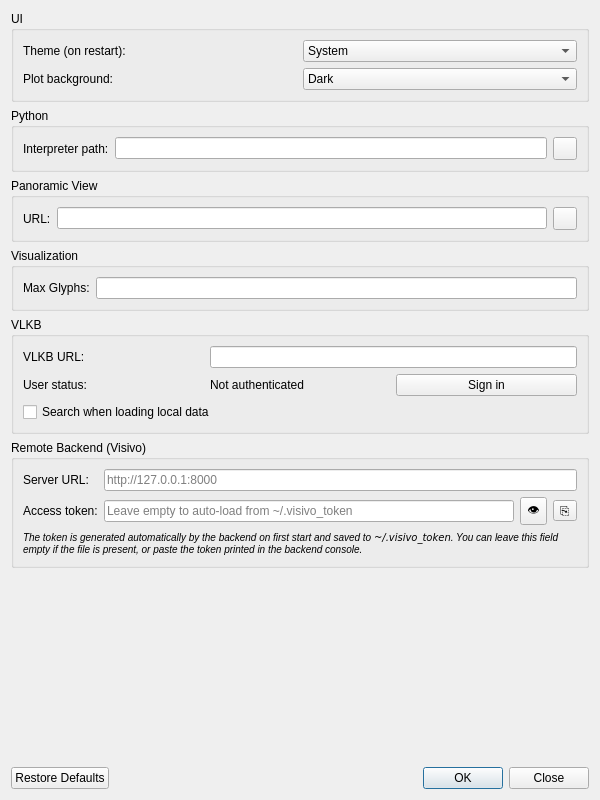
Before: the Qt Designer form ui/SettingsDialog.ui in VisIVOLab/VisIVOVisualAnalytics, drawn with Qt 5.
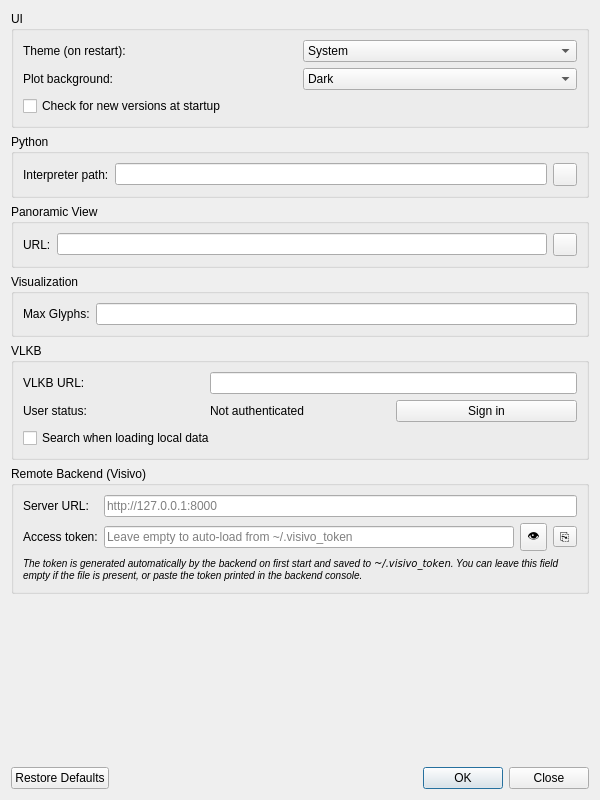
After: the same form once the commit is applied.

What changed in the file:
```diff
--- a/ui/SettingsDialog.ui
+++ b/ui/SettingsDialog.ui
@@ -82,6 +82,16 @@
         </item>
        </widget>
       </item>
+      <item row="2" column="0" colspan="2">
+       <widget class="QCheckBox" name="checkUpdates">
+        <property name="text">
+         <string>Check for new versions at startup</string>
+        </property>
+        <property name="toolTip">
+         <string>Once a day, ask GitHub whether a newer release of VisIVO Visual Analytics is out. The request tells GitHub your IP address and the version you run; nothing else is sent.</string>
+        </property>
+       </widget>
+      </item>
      </layout>
     </widget>
    </item>
```
